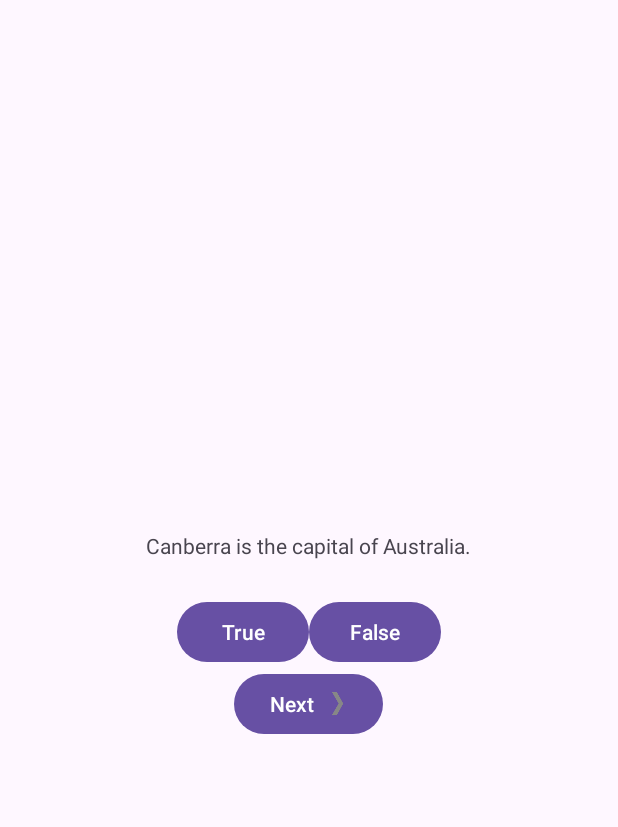
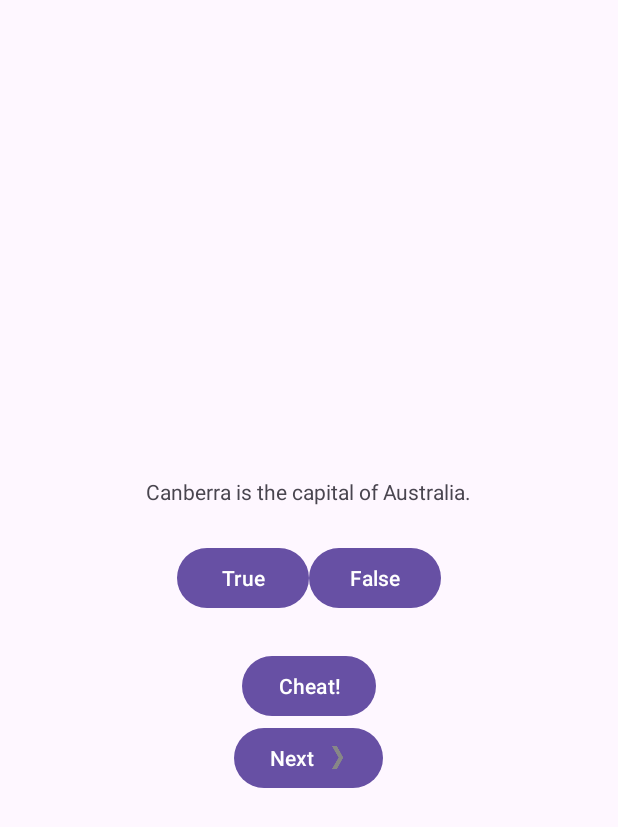
Before and after one commit to alexspelleddifferent/GeoQuiz, an Android app: the screen it shows after launch (MainActivity), after a tap on "False", on a phone screen of 412 x 824 dp. Shown: the top 827 px of the screen. Run offline under Robolectric (Android 15) with nearby library versions, the phone set to English and light mode, and no system bars.

Commit message:
adding cheats

```diff
--- a/app/src/main/AndroidManifest.xml
+++ b/app/src/main/AndroidManifest.xml
@@ -13,6 +13,9 @@
         android:theme="@style/Theme.GeoQuiz"
         tools:targetApi="31">
         <activity
+            android:name=".CheatActivity"
+            android:exported="false" />
+        <activity
             android:name=".MainActivity"
             android:exported="true">
             <intent-filter>
--- a/app/src/main/java/com/example/geoquiz/MainActivity.kt
+++ b/app/src/main/java/com/example/geoquiz/MainActivity.kt
@@ -1,5 +1,9 @@
 package com.example.geoquiz
 
+import android.app.Activity
+import android.app.ActivityOptions
+import android.content.Intent
+import android.os.Build
 import androidx.appcompat.app.AppCompatActivity
 import android.os.Bundle
 import android.os.PersistableBundle
@@ -13,6 +17,7 @@ import androidx.lifecycle.ViewModelProviders
 
 private const val TAG = "MainActivity"
 private const val KEY_INDEX = "index"
+private const val REQUEST_CODE_CHEAT = 0
 
 class MainActivity : AppCompatActivity() {
 
@@ -20,6 +25,7 @@ class MainActivity : AppCompatActivity() {
     private lateinit var falseButton: Button
     private lateinit var nextButton: Button
     private lateinit var questionTextView: TextView
+    private lateinit var cheatButton: Button
     //what is being given in the book as well as what is posted to the github of the code is deprecated.
     //im changing it to what we did in lectures
     private val quizViewModel: QuizViewModel by lazy {
@@ -39,6 +45,7 @@ class MainActivity : AppCompatActivity() {
         falseButton = findViewById(R.id.false_button)
         nextButton = findViewById(R.id.next_button)
         questionTextView = findViewById(R.id.question_text_view)
+        cheatButton = findViewById(R.id.cheat_button)
 
         trueButton.setOnClickListener { view: View ->
             checkAnswer(true)
@@ -52,8 +59,32 @@ class MainActivity : AppCompatActivity() {
             updateQuestion()
         }
 
+        cheatButton.setOnClickListener {
+            // using the deprecated approach still. if the user has appropriate sdk version
+            // the enw intet launches with a little animation. otherwise use standard launch
+            view ->
+            val answerIsTrue = quizViewModel.currentQuestionAnswer
+            val intent = CheatActivity.newIntent(this@MainActivity, answerIsTrue)
+            if (Build.VERSION.SDK_INT >= Build.VERSION_CODES.M) {
+                val options = ActivityOptions.makeClipRevealAnimation(view, 0, 0, view.width, view.height)
+                startActivityForResult(intent, REQUEST_CODE_CHEAT, options.toBundle())
+            } else {
+                startActivityForResult(intent, REQUEST_CODE_CHEAT)
+            }
+        }
+
         updateQuestion()
 
+    }
+    override fun onActivityResult(requestCode: Int, resultCode: Int, data: Intent?) {
+        // handles the result of the cheating activity, checks if the user cheated and if so flags
+        // them as a cheater
+        super.onActivityResult(requestCode, resultCode, data)
+        if (resultCode != Activity.RESULT_OK) { return }
+        if (requestCode == REQUEST_CODE_CHEAT) {
+            quizViewModel.isCheater =
+                data?.getBooleanExtra(EXTRA_ANSWER_SHOWN, false) ?: false
+        }
     }
     private fun updateQuestion() {
         //sets the text of questionview as the next question in the array of questions
@@ -63,12 +94,12 @@ class MainActivity : AppCompatActivity() {
 
     private fun checkAnswer(userAnswer: Boolean) {
         //gets the correct answer for current question, checks user input, then makes a toast
-        //with whether the user got it right or wrong
+        //with whether the user got it right or wrong. if they cheated it tells them that they are a cheater
         val correctAnswer = quizViewModel.currentQuestionAnswer
-        val messageResId = if (userAnswer == correctAnswer) {
-            R.string.correct_toast
-        } else {
-            R.string.incorrect_toast
+        val messageResId = when {
+            quizViewModel.isCheater -> R.string.judgment_toast
+            userAnswer == correctAnswer -> R.string.correct_toast
+            else -> R.string.incorrect_toast
         }
         Toast.makeText(this, messageResId, Toast.LENGTH_SHORT).show()
     }
--- a/app/src/main/java/com/example/geoquiz/QuizViewModel.kt
+++ b/app/src/main/java/com/example/geoquiz/QuizViewModel.kt
@@ -17,6 +17,8 @@ class QuizViewModel : ViewModel() {
 
     var currentIndex = 0
 
+    var isCheater = false
+
     val currentQuestionAnswer: Boolean get() = questionBank[currentIndex].answer
 
     val currentQuestionText: Int get() = questionBank[currentIndex].textResId
--- a/app/src/main/res/layout-land/activity_main.xml
+++ b/app/src/main/res/layout-land/activity_main.xml
@@ -34,6 +34,13 @@
     </LinearLayout>
 
     <Button
+        android:id='@+id/cheat_button'
+        android:layout_width='wrap_content'
+        android:layout_height='wrap_content'
+        android:layout_gravity='bottom|center_horizontal'
+        android:text='@string/cheat_button' />
+
+    <Button
         android:id='@+id/next_button'
         android:layout_width='wrap_content'
         android:layout_height='wrap_content'
--- a/app/src/main/res/layout/activity_main.xml
+++ b/app/src/main/res/layout/activity_main.xml
@@ -33,6 +33,13 @@
     </LinearLayout>
 
     <Button
+        android:id='@+id/cheat_button'
+        android:layout_width='wrap_content'
+        android:layout_height='wrap_content'
+        android:layout_marginTop='24dp'
+        android:text='@string/cheat_button' />
+
+    <Button
         android:id='@+id/next_button'
         android:layout_width='wrap_content'
         android:layout_height='wrap_content'
--- a/app/src/main/res/values/strings.xml
+++ b/app/src/main/res/values/strings.xml
@@ -10,5 +10,9 @@
     <string name='false_button'>False</string>
     <string name="correct_toast">Correct!</string>
     <string name="incorrect_toast">Incorrect!</string>
+    <string name='warning_text'>Are you sure you want to do this?</string>
+    <string name='show_answer_button'>Show Answer</string>
+    <string name='cheat_button'>Cheat!</string>
+    <string name='judgment_toast'>Cheating is wrong.</string>
     <string name="next_button">Next</string>
 </resources>
```
Also changed, not shown: app/src/main/java/com/example/geoquiz/CheatActivity.kt (+41 -0 lines), app/src/main/res/layout/activity_cheat.xml (+26 -7 lines).
